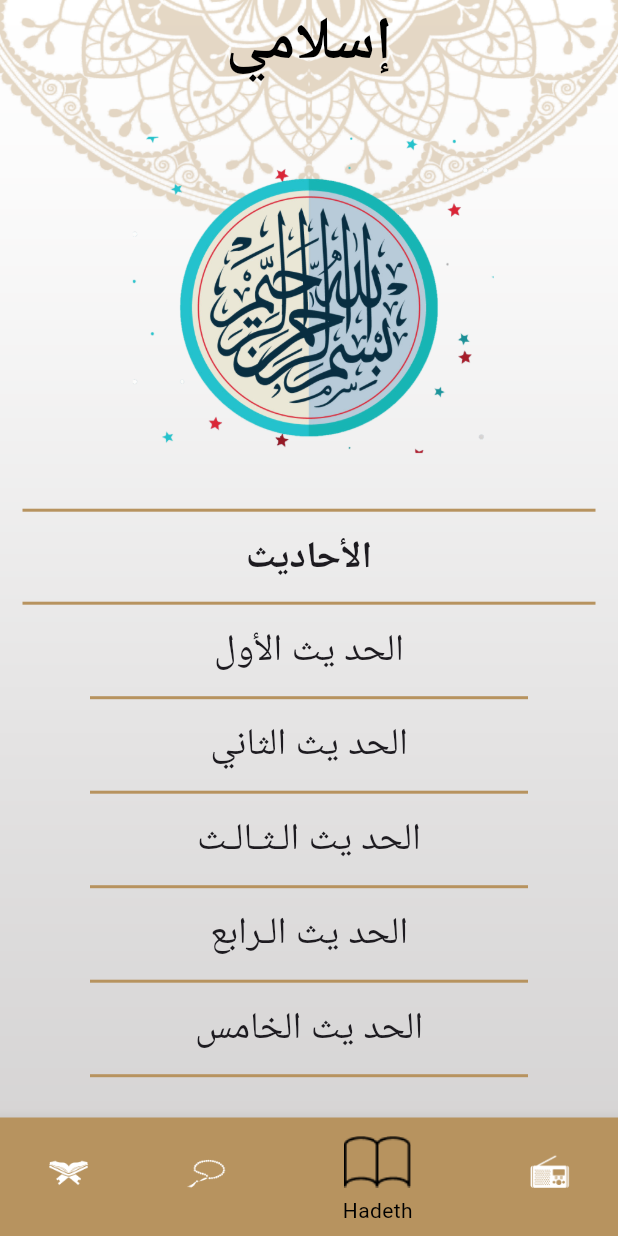
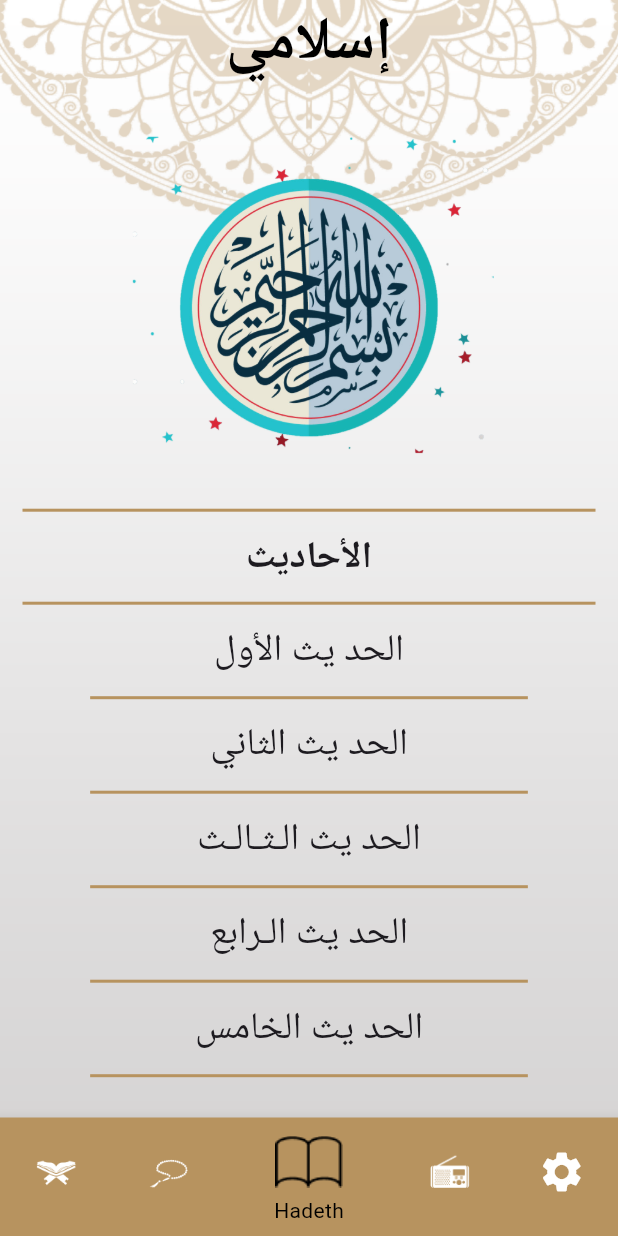
Before and after one commit to AhmedAmro565/islami_app, a Flutter app: the screen it shows after launch, item 3 of the bottom bar chosen, on a phone screen of 412 x 824 dp. Run offline on Flutter 3.47's test engine with Material 3 defaults, Android fonts, the phone set to English and light mode, and no system bars.

Commit message:
+ hadeth edit

```diff
--- a/islami_app/lib/main.dart
+++ b/islami_app/lib/main.dart
@@ -33,6 +33,7 @@ class IslamiApp extends StatelessWidget {
         SplashScreen.routeName: (context) => SplashScreen(),
         SuraDetailsScreen.routeName: (context) => SuraDetailsScreen(),
         HadethDetailsScreen.routeName:(context) => HadethDetailsScreen(),
+
       },
       initialRoute: HomeScreen.routeName,
     );
--- a/islami_app/lib/screens/home_screen.dart
+++ b/islami_app/lib/screens/home_screen.dart
@@ -3,6 +3,7 @@ import 'package:islami_app/tabs/hadeth_tab/hadeth_tab.dart';
 import 'package:islami_app/tabs/quran_tab/quran.dart';
 import 'package:islami_app/tabs/radio_tab/radio.dart';
 import 'package:islami_app/tabs/sebha_tab/sebha.dart';
+import 'package:islami_app/tabs/settings_tab/settings_tab.dart';
 import 'package:islami_app/widgets.dart';
 
 class HomeScreen extends StatefulWidget {
@@ -20,6 +21,7 @@ class _HomeScreenState extends State<HomeScreen> {
     SebhaTab(),
     HadethTab(),
     QuranTab(),
+    SettingsTab(),
   ];
 
   @override
@@ -58,6 +60,11 @@ class _HomeScreenState extends State<HomeScreen> {
               icon: ImageIcon(AssetImage(Images.radio)),
               label: 'Radio',
             ),
+            BottomNavigationBarItem(
+              backgroundColor: Color(0xFFB7935F),
+              icon:Icon(Icons.settings),
+              label: 'Settings',
+            ),
           ],
         ),
       ),
--- a/islami_app/lib/tabs/hadeth_tab/hadeth_tab.dart
+++ b/islami_app/lib/tabs/hadeth_tab/hadeth_tab.dart
@@ -41,7 +41,7 @@ class _HadethTabState extends State<HadethTab> {
                       itemBuilder: (context, index) =>
                           HadethTitleWideget(hadeth: ahadeth[index]),
                       separatorBuilder: (context, index) => Container(
-                            margin: EdgeInsets.symmetric(horizontal: 45),
+                            margin: EdgeInsets.symmetric(horizontal: 45.1),
                             color: Color(0xFFB7935F),
                             width: double.infinity,
                             height: 2,
```
Also changed, not shown: islami_app/lib/tabs/settings_tab/settings_tab.dart (added, +10 -0 lines).
